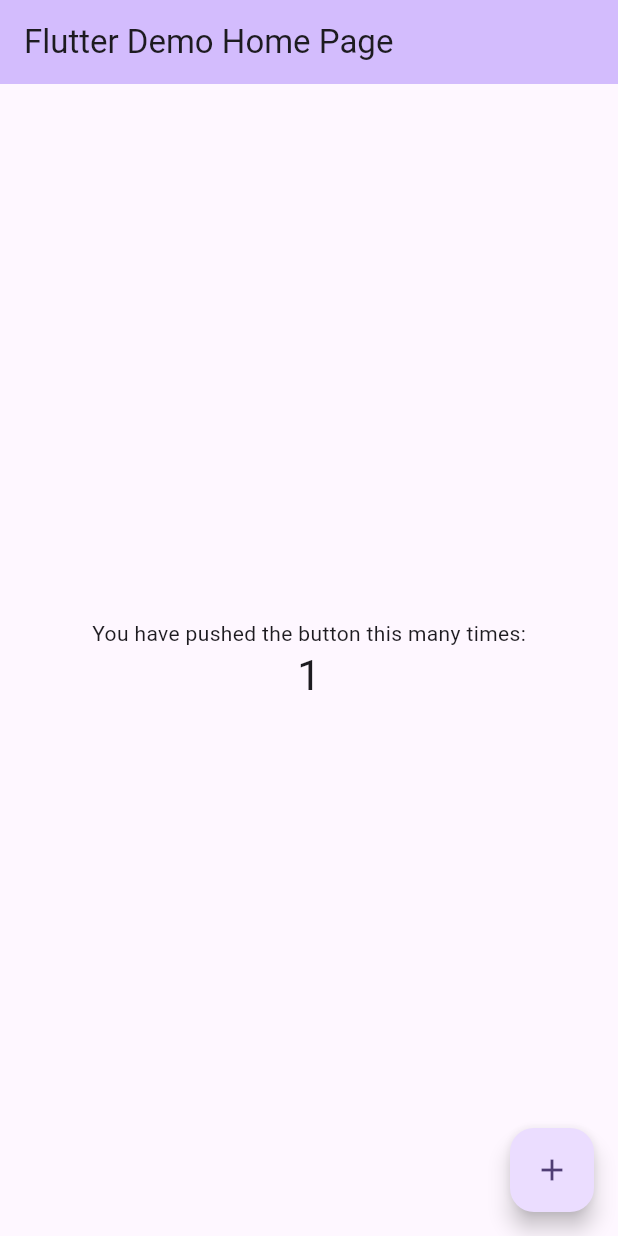
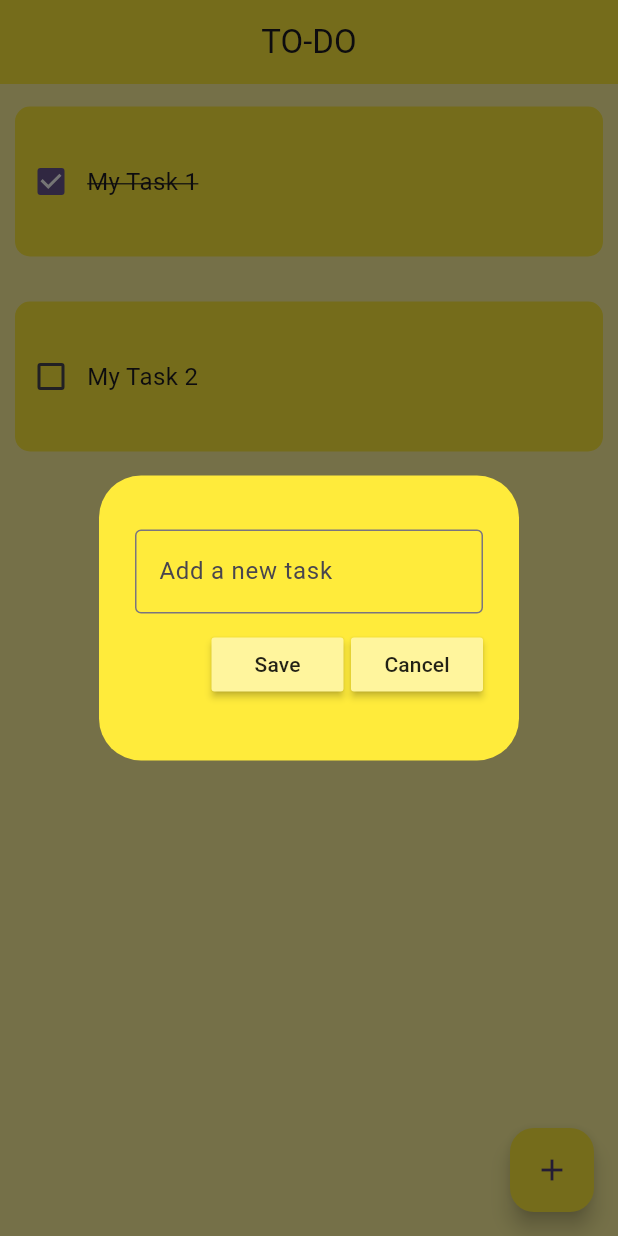
Before and after one commit to ebuka-c/my-projects, a Flutter app: the screen it shows after launch, after a tap on the "add" icon, on a phone screen of 412 x 824 dp. Run offline on Flutter 3.47's test engine with Material 3 defaults, Android fonts, the light colour scheme and no system bars; drawn by our look-alikes of flutter_slidable; our stand-ins replace hive, hive_flutter; accounts and stored records are empty.

Commit message:
store and update tasks locally using hive no_sql database

```diff
--- a/lib/main.dart
+++ b/lib/main.dart
@@ -1,6 +1,11 @@
 import 'package:flutter/material.dart';
+import 'package:hive_flutter/hive_flutter.dart';
 
-void main() {
+import 'todo_app/todo_home.dart';
+
+Future<void> main() async {
+  await Hive.initFlutter();
+  await Hive.openBox('todobox');
   runApp(const MyApp());
 }
 
@@ -11,6 +16,7 @@
   @override
   Widget build(BuildContext context) {
     return MaterialApp(
+      debugShowCheckedModeBanner: false,
       title: 'Flutter Demo',
       theme: ThemeData(
         // This is the theme of your application.
@@ -31,13 +37,13 @@
         colorScheme: ColorScheme.fromSeed(seedColor: Colors.deepPurple),
         useMaterial3: true,
       ),
-      home: const MyHomePage(title: 'Flutter Demo Home Page'),
+      home: const TodoHome(),
     );
   }
 }
 
 class MyHomePage extends StatefulWidget {
-  const MyHomePage({super.key, required this.title});
+  const MyHomePage({super.key});
 
   // This widget is the home page of your application. It is stateful, meaning
   // that it has a State object (defined below) that contains fields that affect
@@ -47,8 +53,6 @@
   // case the title) provided by the parent (in this case the App widget) and
   // used by the build method of the State. Fields in a Widget subclass are
   // always marked "final".
-
-  final String title;
 
   @override
   State<MyHomePage> createState() => _MyHomePageState();
@@ -84,7 +88,7 @@
         backgroundColor: Theme.of(context).colorScheme.inversePrimary,
         // Here we take the value from the MyHomePage object that was created by
         // the App.build method, and use it to set our appbar title.
-        title: Text(widget.title),
+        title: Text('Flutter Demo Home Page'),
       ),
       body: Center(
         // Center is a layout widget. It takes a single child and positions it
--- /dev/null
+++ b/lib/todo_app/components/my_alert.dart
@@ -0,0 +1,44 @@
+import 'package:flutter/material.dart';
+
+class MyAlert extends StatelessWidget {
+  final Function() onSaved;
+  final Function() onCancel;
+  final TextEditingController controller;
+  const MyAlert(
+      {super.key,
+      required this.onSaved,
+      required this.onCancel,
+      required this.controller});
+
+  @override
+  Widget build(BuildContext context) {
+    return AlertDialog(
+        backgroundColor: Colors.yellow,
+        content: SizedBox(
+            height: 150,
+            child: Column(children: [
+              const SizedBox(height: 20),
+              TextField(
+                  controller: controller,
+                  decoration: const InputDecoration(
+                      fillColor: Colors.white,
+                      hintText: 'Add a new task',
+                      border: OutlineInputBorder(
+                          borderSide: BorderSide(color: Colors.teal)))),
+              const SizedBox(height: 10),
+              Row(mainAxisAlignment: MainAxisAlignment.end, children: [
+                MaterialButton(
+                    color: Colors.yellow[200],
+                    onPressed: onSaved,
+                    child: const Text('Save')),
+                const SizedBox(
+                  width: 5,
+                ),
+                MaterialButton(
+                    color: Colors.yellow[200],
+                    onPressed: onCancel,
+                    child: const Text('Cancel')),
+              ])
+            ])));
+  }
+}
--- /dev/null
+++ b/lib/todo_app/components/todo_tile.dart
@@ -0,0 +1,51 @@
+import 'package:flutter/material.dart';
+import 'package:flutter_slidable/flutter_slidable.dart';
+
+class TodoTile extends StatelessWidget {
+  const TodoTile(
+      {super.key,
+      required this.done,
+      this.onChanged,
+      required this.taskName,
+      this.deleteFunction});
+
+  final bool done;
+  final Function(bool?)? onChanged;
+  final Function(BuildContext)? deleteFunction;
+  final String taskName;
+
+  @override
+  Widget build(BuildContext context) {
+    final screenSize = MediaQuery.of(context).size;
+
+    return Padding(
+      padding: const EdgeInsets.symmetric(vertical: 15, horizontal: 10),
+      child: Slidable(
+        endActionPane: ActionPane(
+          motion: const StretchMotion(),
+          children: [
+            SlidableAction(
+                onPressed: deleteFunction,
+                icon: Icons.delete,
+                borderRadius: const BorderRadius.only(
+                    bottomRight: Radius.circular(12),
+                    topRight: Radius.circular(12)),
+                backgroundColor: Colors.red.shade300)
+          ],
+        ),
+        child: Container(
+            height: 100,
+            width: screenSize.width,
+            decoration: BoxDecoration(
+                color: Colors.yellow, borderRadius: BorderRadius.circular(10)),
+            child: Row(children: [
+              Checkbox(value: done, onChanged: onChanged),
+              Text(taskName,
+                  style: TextStyle(
+                      fontSize: 16,
+                      decoration: done ? TextDecoration.lineThrough : null))
+            ])),
+      ),
+    );
+  }
+}
--- /dev/null
+++ b/lib/todo_app/hive_database/database.dart
@@ -0,0 +1,22 @@
+import 'package:hive/hive.dart';
+
+class TodoDatabase {
+  final _myBox = Hive.box('todobox');
+
+  List todoTasks = [];
+
+  void createInitialData() {
+    todoTasks = [
+      {'isChecked': true, 'taskName': 'My Task 1'},
+      {'isChecked': false, 'taskName': 'My Task 2'},
+    ];
+  }
+
+  void updateDb() {
+    _myBox.put('TODOLIST', todoTasks);
+  }
+
+  void loadData() {
+    todoTasks = _myBox.get('TODOLIST');
+  }
+}
--- a/lib/todo_app/todo_home.dart
+++ b/lib/todo_app/todo_home.dart
@@ -1,10 +1,92 @@
+import 'package:_myprojects/todo_app/components/my_alert.dart';
+import 'package:_myprojects/todo_app/components/todo_tile.dart';
+import 'package:_myprojects/todo_app/hive_database/database.dart';
 import 'package:flutter/material.dart';
+import 'package:hive/hive.dart';
 
-class TodoHome extends StatelessWidget {
+class TodoHome extends StatefulWidget {
   const TodoHome({super.key});
 
   @override
+  State<TodoHome> createState() => _TodoHomeState();
+}
+
+class _TodoHomeState extends State<TodoHome> {
+  TodoDatabase db = TodoDatabase();
+  final _taskController = TextEditingController();
+
+  final _myBox = Hive.box('todobox');
+
+  @override
+  void initState() {
+    if (_myBox.get('TODOLIST') == null) {
+      db.createInitialData();
+    } else {
+      db.loadData();
+    }
+
+    super.initState();
+  }
+
+  void checkBoxChanged(bool? value, int index) {
+    setState(() {
+      db.todoTasks[index]['isChecked'] = !db.todoTasks[index]['isChecked'];
+    });
+    db.updateDb();
+  }
+
+  void createNewTask() {
+    if(_taskController.text.isNotEmpty){
+      setState(() {
+      db.todoTasks.add({'isChecked': false, 'taskName': _taskController.text});
+    });
+    db.updateDb();
+    Navigator.pop(context);
+    _taskController.clear();
+    }
+    else {
+      print('no task created');
+    }
+
+  }
+
+  void deleteFn(int index) {
+    setState(() {
+      db.todoTasks.removeAt(index);
+    });
+    db.updateDb();
+  }
+
+  void dialogFn() {
+    showDialog(
+        context: context,
+        builder: (context) => MyAlert(
+            onSaved: createNewTask,
+            onCancel: () => Navigator.pop(context),
+            controller: _taskController));
+  }
+
+  @override
   Widget build(BuildContext context) {
-    return Scaffold();
+    return Scaffold(
+      backgroundColor: Colors.yellow[200],
+      appBar: AppBar(
+          backgroundColor: Colors.yellow,
+          title: const Text('TO-DO'),
+          centerTitle: true),
+      body: ListView.builder(
+          itemBuilder: (context, index) => TodoTile(
+                done: db.todoTasks[index]['isChecked'],
+                onChanged: (value) => checkBoxChanged(value, index),
+                taskName: db.todoTasks[index]['taskName'],
+                deleteFunction: (context) => deleteFn(index),
+              ),
+          itemCount: db.todoTasks.length),
+      floatingActionButton: FloatingActionButton(
+        backgroundColor: Colors.yellow,
+        onPressed: dialogFn,
+        child: const Icon(Icons.add),
+      ),
+    );
   }
 }
--- a/pubspec.yaml
+++ b/pubspec.yaml
@@ -33,6 +33,8 @@ dependencies:
   flutter_slidable:
   hive:
   hive_flutter:
+  intl: ^0.19.0
+
 
   # The following adds the Cupertino Icons font to your application.
   # Use with the CupertinoIcons class for iOS style icons.
```
Also changed, not shown: pubspec.lock.
